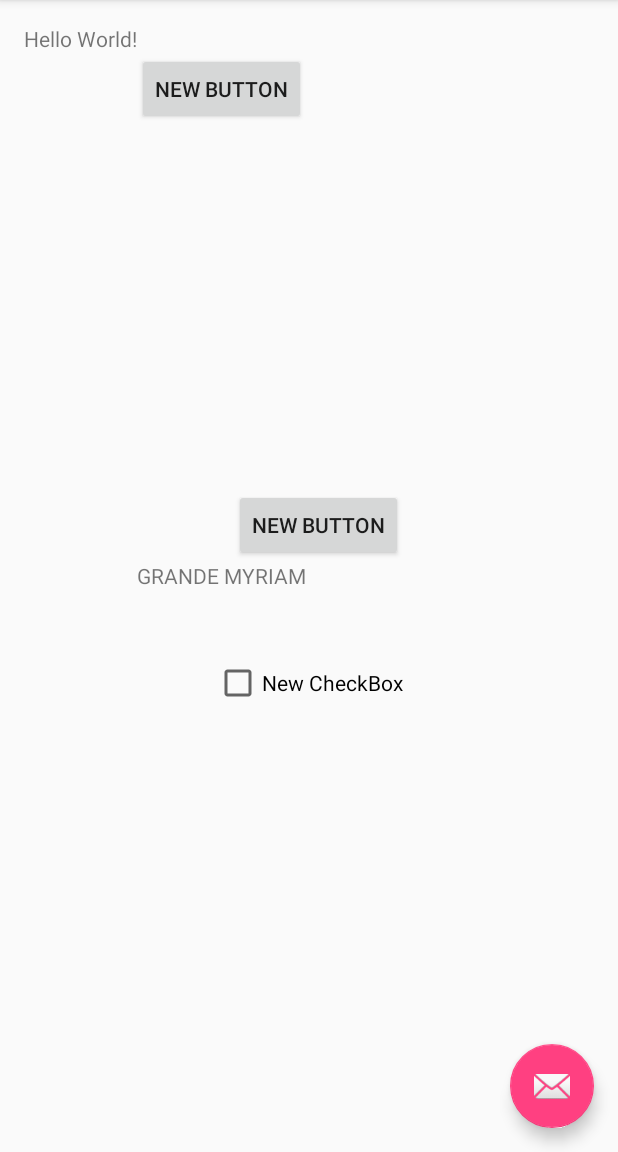
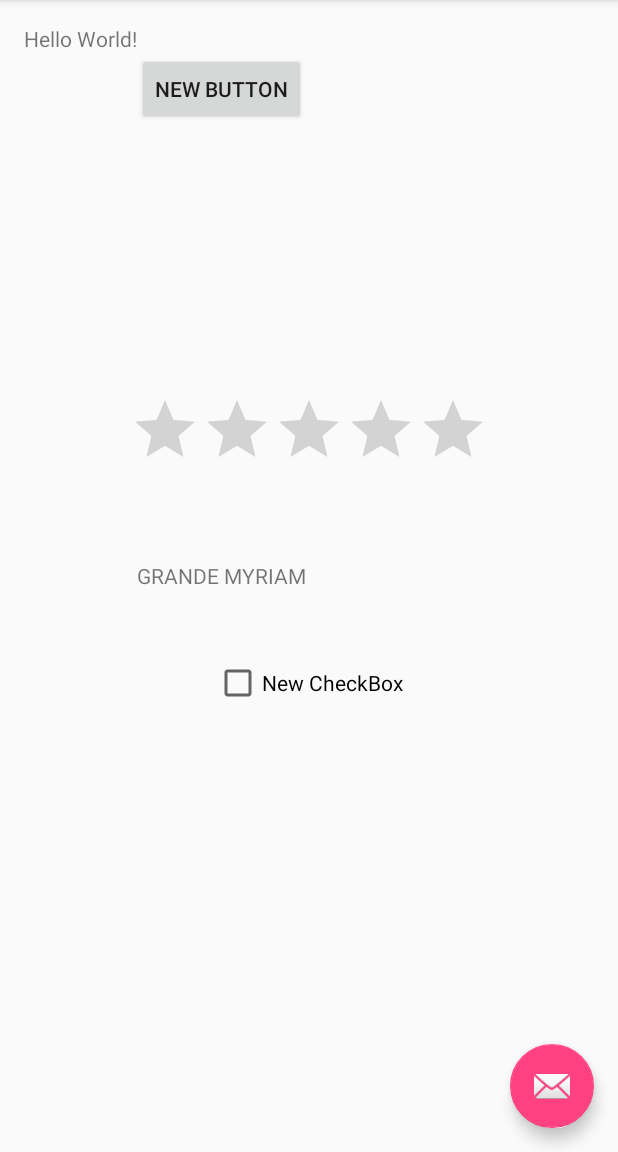
Before and after one commit to chesnais-mymy/AppliMyMa, an Android app: the screen it shows after launch (MainActivity), on a phone screen of 412 x 824 dp, the part 84-1236 px from its top. Run offline under Robolectric (Android 15) with nearby library versions, the phone set to English and light mode, and no system bars.

Commit message:
test de mymy4

```diff
--- a/app/src/main/res/layout/content_main.xml
+++ b/app/src/main/res/layout/content_main.xml
@@ -41,12 +41,12 @@
         android:layout_centerHorizontal="true"
         android:layout_marginTop="46dp" />
 
-    <Button
+    <RatingBar
         android:layout_width="wrap_content"
         android:layout_height="wrap_content"
-        android:text="New Button"
-        android:id="@+id/button"
+        android:id="@+id/ratingBar"
         android:layout_above="@+id/textView"
-        android:layout_alignRight="@+id/checkBox"
-        android:layout_alignEnd="@+id/checkBox" />
+        android:layout_centerHorizontal="true"
+        android:layout_marginBottom="54dp" />
+
 </RelativeLayout>
```
